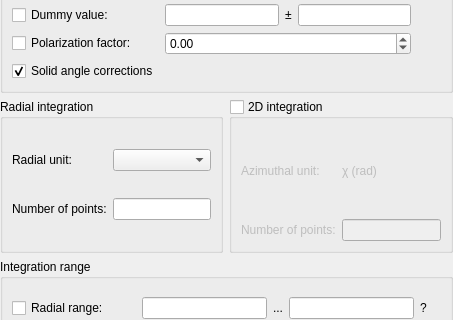
This is src/pyFAI/resources/gui/worker-configurator.ui in silx-kit/pyFAI as Qt 5 draws it before an edit; both pictures show x 0 to 453 and y 269 to 589 of the 453 by 889 pixel window. The edited form follows.
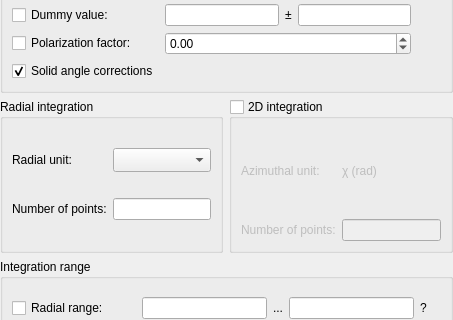
This is the edited form. Custom widgets are drawn as their Qt base class.

Commit message: fix deprecation from Qt4, broken in Qt6

```diff
--- a/src/pyFAI/resources/gui/worker-configurator.ui
+++ b/src/pyFAI/resources/gui/worker-configurator.ui
@@ -350,7 +350,7 @@
          <item row="1" column="1">
           <widget class="UnitSelector" name="radial_unit">
            <property name="sizeAdjustPolicy">
-            <enum>QComboBox::AdjustToMinimumContentsLength</enum>
+            <enum>QComboBox::AdjustToMinimumContentsLengthWithIcon</enum>
            </property>
           </widget>
          </item>
```
